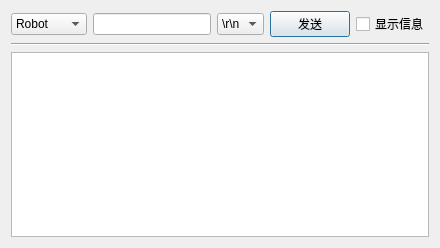
Above: communicationdialog.ui from eveningwyn/ICT_UR10 before the change. Below: the same form after it.
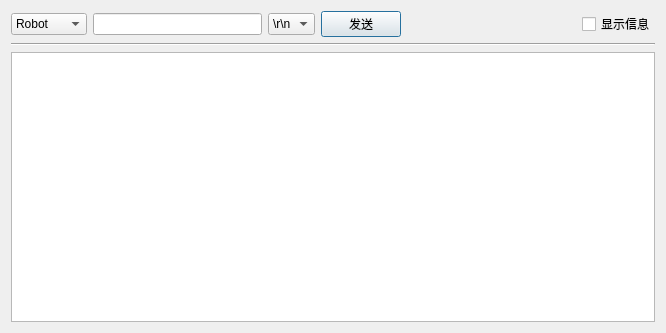
That is the form after the change. Icons and pictures are not drawn.

Commit message: 1. add communication protocol for robot, scanner and ICT 2. complete ict file read and write function

```diff
--- a/communicationdialog.ui
+++ b/communicationdialog.ui
@@ -6,8 +6,8 @@
    <rect>
     <x>0</x>
     <y>0</y>
-    <width>440</width>
-    <height>248</height>
+    <width>666</width>
+    <height>333</height>
    </rect>
   </property>
   <property name="windowTitle">
@@ -18,6 +18,26 @@
     <normaloff>:/res/communication_chat_32px.png</normaloff>:/res/communication_chat_32px.png</iconset>
   </property>
   <layout class="QGridLayout" name="gridLayout">
+   <item row="0" column="1">
+    <widget class="QLineEdit" name="lineEditSendData"/>
+   </item>
+   <item row="0" column="5">
+    <widget class="QCheckBox" name="checkBoxShowInfo">
+     <property name="text">
+      <string>显示信息</string>
+     </property>
+    </widget>
+   </item>
+   <item row="2" column="0" colspan="6">
+    <widget class="QTextBrowser" name="textBrowserCommunication"/>
+   </item>
+   <item row="1" column="0" colspan="6">
+    <widget class="Line" name="line">
+     <property name="orientation">
+      <enum>Qt::Horizontal</enum>
+     </property>
+    </widget>
+   </item>
    <item row="0" column="2">
     <widget class="QComboBox" name="comboBoxSuffix">
      <item>
@@ -63,25 +83,18 @@
      </property>
     </widget>
    </item>
-   <item row="0" column="1">
-    <widget class="QLineEdit" name="lineEditSendData"/>
-   </item>
    <item row="0" column="4">
-    <widget class="QCheckBox" name="checkBoxShowInfo">
-     <property name="text">
-      <string>显示信息</string>
-     </property>
-    </widget>
-   </item>
-   <item row="2" column="0" colspan="5">
-    <widget class="QTextBrowser" name="textBrowserCommunication"/>
-   </item>
-   <item row="1" column="0" colspan="5">
-    <widget class="Line" name="line">
+    <spacer name="horizontalSpacer">
      <property name="orientation">
       <enum>Qt::Horizontal</enum>
      </property>
-    </widget>
+     <property name="sizeHint" stdset="0">
+      <size>
+       <width>40</width>
+       <height>20</height>
+      </size>
+     </property>
+    </spacer>
    </item>
   </layout>
  </widget>
```
The commit also changes 11 other files.
